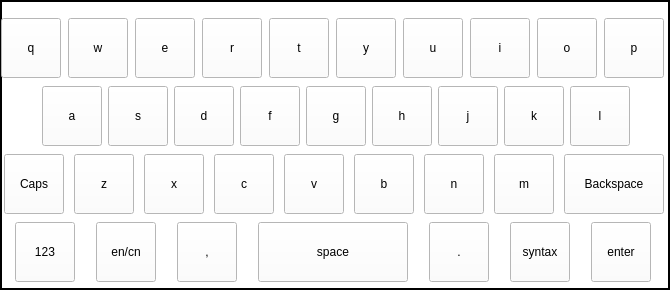
The window that keyboard.ui (taiyuankejizhu/SparkZNC) describes before a commit, drawn with Qt 5.
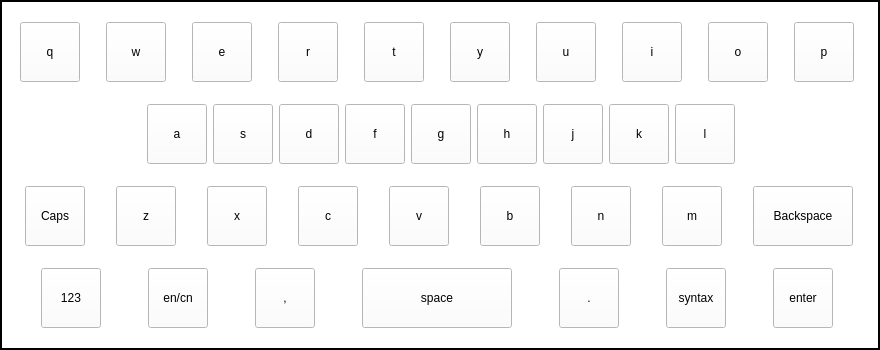
The same window after the commit.

Diff of the .ui file:
```diff
--- a/keyboard.ui
+++ b/keyboard.ui
@@ -6,8 +6,8 @@
    <rect>
     <x>0</x>
     <y>0</y>
-    <width>670</width>
-    <height>290</height>
+    <width>880</width>
+    <height>350</height>
    </rect>
   </property>
   <property name="sizePolicy">
@@ -24,8 +24,8 @@
   </property>
   <property name="maximumSize">
    <size>
-    <width>670</width>
-    <height>330</height>
+    <width>1024</width>
+    <height>500</height>
    </size>
   </property>
   <property name="palette">
@@ -454,8 +454,8 @@
     <rect>
      <x>0</x>
      <y>0</y>
-     <width>670</width>
-     <height>290</height>
+     <width>880</width>
+     <height>350</height>
     </rect>
    </property>
    <property name="minimumSize">
@@ -466,8 +466,8 @@
    </property>
    <property name="maximumSize">
     <size>
-     <width>670</width>
-     <height>300</height>
+     <width>1024</width>
+     <height>500</height>
     </size>
    </property>
    <property name="frameShape">
@@ -480,9 +480,9 @@
     <property name="geometry">
      <rect>
       <x>0</x>
-      <y>10</y>
-      <width>671</width>
-      <height>281</height>
+      <y>0</y>
+      <width>881</width>
+      <height>351</height>
      </rect>
     </property>
     <layout class="QVBoxLayout" name="verticalLayout">
```
